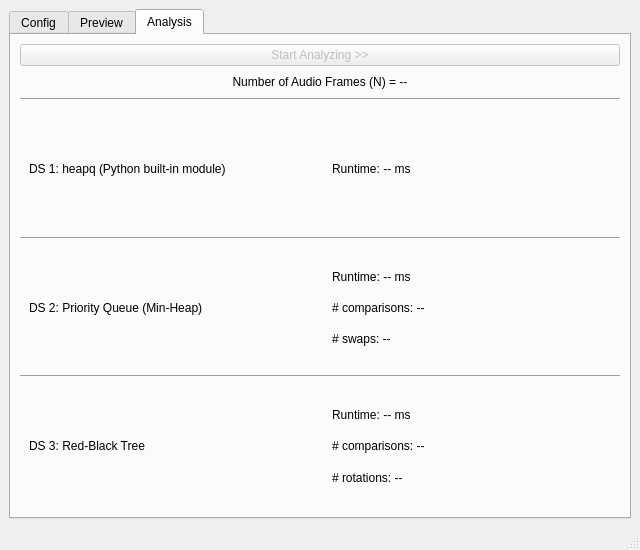
Before: the Qt Designer form mainwindow.ui in Mingyu-Sun/8-bit-converter, drawn with Qt 5.
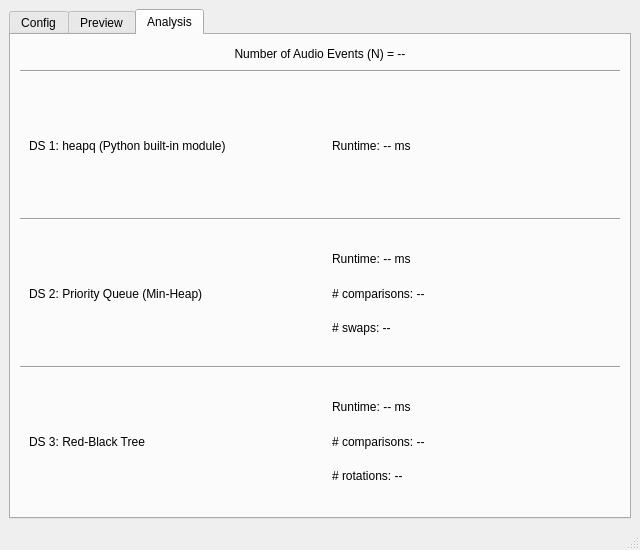
After: the same form once the commit is applied. The open tabs and pages were chosen to show the change.

The edit to the form file:
```diff
--- a/mainwindow.ui
+++ b/mainwindow.ui
@@ -371,16 +371,6 @@
         <string>Analysis</string>
        </attribute>
        <layout class="QVBoxLayout" name="verticalLayout_3">
-        <item>
-         <widget class="QPushButton" name="analyze_btn">
-          <property name="enabled">
-           <bool>false</bool>
-          </property>
-          <property name="text">
-           <string>Start Analyzing &gt;&gt;</string>
-          </property>
-         </widget>
-        </item>
         <item>
          <widget class="QLabel" name="num_data_points">
           <property name="maximumSize">
@@ -390,7 +380,7 @@
            </size>
           </property>
           <property name="text">
-           <string>Number of Audio Frames (N) = --</string>
+           <string>Number of Audio Events (N) = --</string>
           </property>
           <property name="alignment">
            <set>Qt::AlignmentFlag::AlignCenter</set>
```
